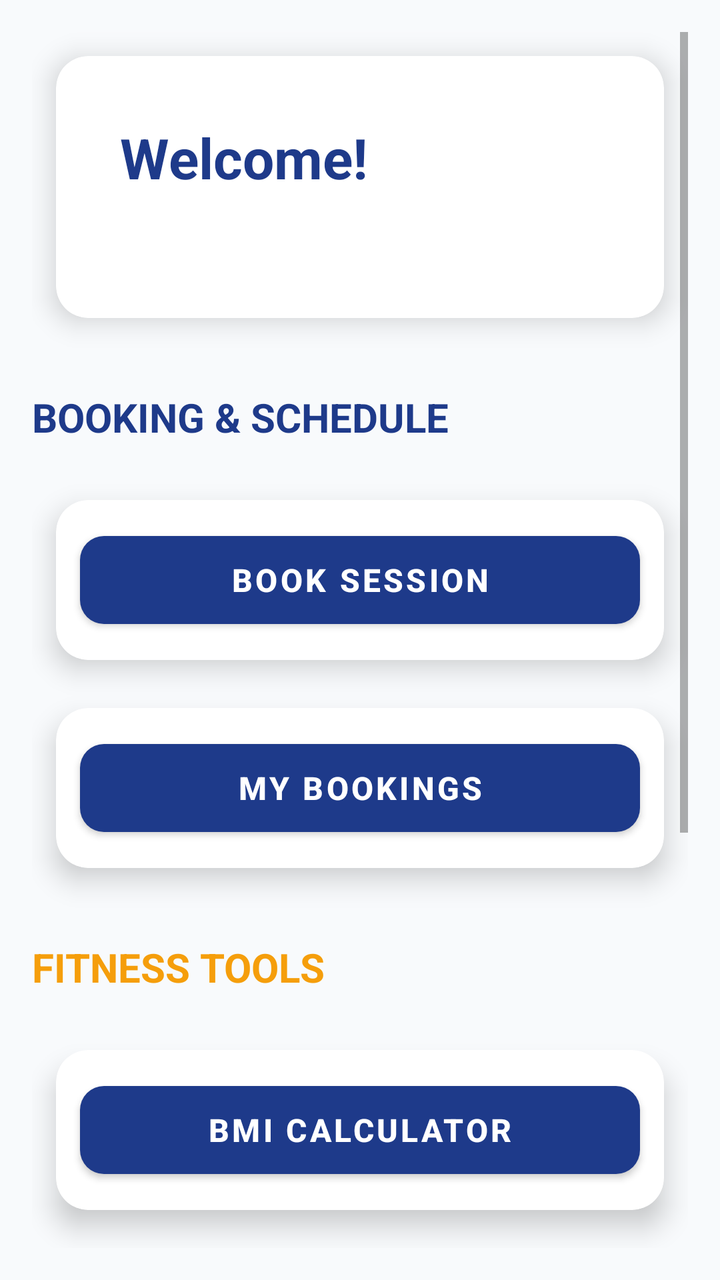
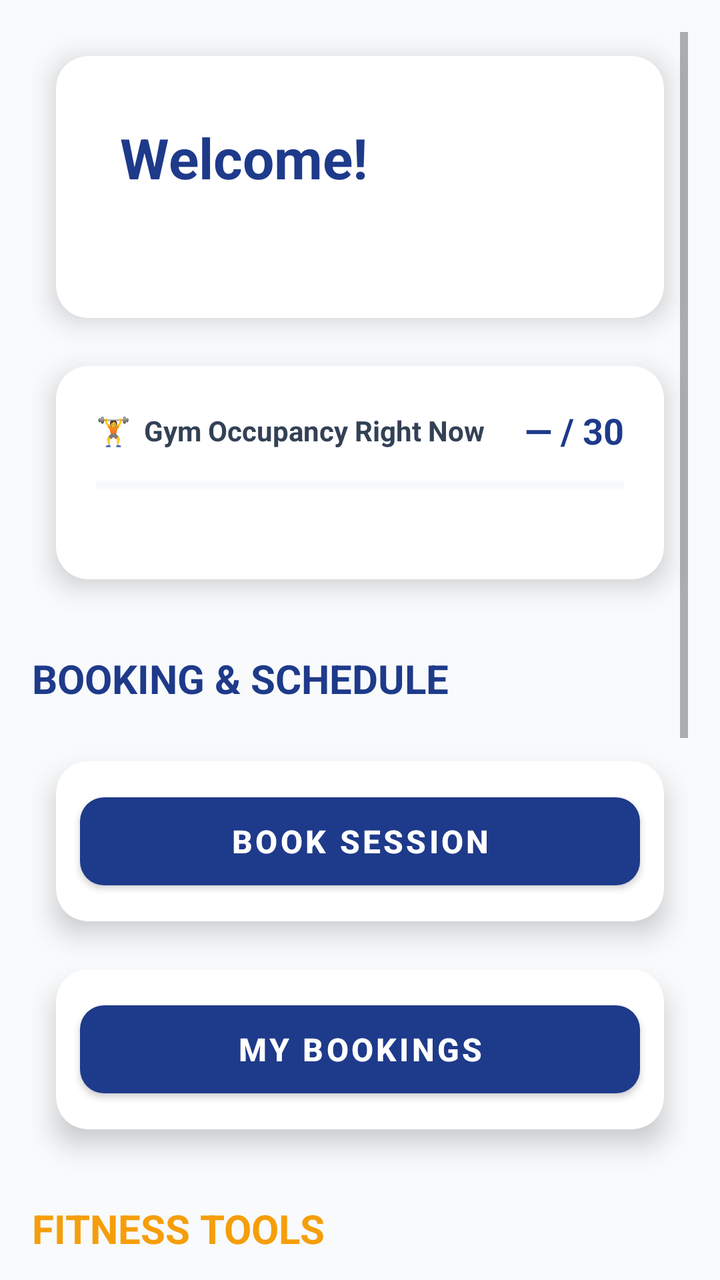

An Android layout rendered at two revisions. The XML below is the earlier revision; the diff shows what the commit changed to produce the second picture.
<!-- AndroidManifest.xml: application theme Theme.SpotterMobile -->
<!-- res/layout/activity_dashboard.xml -->
<?xml version="1.0" encoding="utf-8"?>
<ScrollView xmlns:android="http://schemas.android.com/apk/res/android"
    xmlns:app="http://schemas.android.com/apk/res-auto"
    android:layout_width="match_parent"
    android:layout_height="match_parent"
    android:background="@color/light_gray"
    android:padding="16dp">

    <LinearLayout
        android:layout_width="match_parent"
        android:layout_height="wrap_content"
        android:orientation="vertical">

        
        <androidx.cardview.widget.CardView
            android:layout_width="match_parent"
            android:layout_height="wrap_content"
            style="@style/GymCard"
            app:cardBackgroundColor="@color/white">

            <LinearLayout
                android:layout_width="match_parent"
                android:layout_height="wrap_content"
                android:orientation="vertical"
                android:padding="32dp">

                <TextView
                    android:id="@+id/tvWelcome"
                    android:layout_width="wrap_content"
                    android:layout_height="wrap_content"
                    android:text="Welcome!"
                    android:textColor="@color/primary_blue"
                    android:textSize="28sp"
                    android:textStyle="bold" />

                <TextView
                    android:id="@+id/tvUserInfo"
                    android:layout_width="wrap_content"
                    android:layout_height="wrap_content"
                    android:layout_marginTop="8dp"
                    android:textColor="@color/gray"
                    android:textSize="16sp" />

            </LinearLayout>

        </androidx.cardview.widget.CardView>

        
        <TextView
            android:layout_width="wrap_content"
            android:layout_height="wrap_content"
            android:layout_marginTop="24dp"
            android:layout_marginBottom="16dp"
            android:text="BOOKING &amp; SCHEDULE"
            android:textColor="@color/primary_blue"
            android:textSize="20sp"
            android:textStyle="bold" />

        <androidx.cardview.widget.CardView
            android:layout_width="match_parent"
            android:layout_height="wrap_content"
            style="@style/GymCard"
            app:cardBackgroundColor="@color/white">

            <Button
                android:id="@+id/btnBookSession"
                style="@style/GymButton"
                android:layout_width="match_parent"
                android:layout_height="56dp"
                android:text="Book Session" />

        </androidx.cardview.widget.CardView>

        <androidx.cardview.widget.CardView
            android:layout_width="match_parent"
            android:layout_height="wrap_content"
            style="@style/GymCard"
            app:cardBackgroundColor="@color/white">

            <Button
                android:id="@+id/btnBookingHistory"
                style="@style/GymButton"
                android:layout_width="match_parent"
                android:layout_height="56dp"
                android:text="My Bookings" />

        </androidx.cardview.widget.CardView>

        
        <TextView
            android:layout_width="wrap_content"
            android:layout_height="wrap_content"
            android:layout_marginTop="24dp"
            android:layout_marginBottom="16dp"
            android:text="FITNESS TOOLS"
            android:textColor="@color/gold"
            android:textSize="20sp"
            android:textStyle="bold" />

        <androidx.cardview.widget.CardView
            android:layout_width="match_parent"
            android:layout_height="wrap_content"
            style="@style/GymCard"
            app:cardBackgroundColor="@color/white">

            <Button
                android:id="@+id/btnBMICalculator"
                style="@style/GymButton"
                android:layout_width="match_parent"
                android:layout_height="56dp"
                android:text="BMI Calculator" />

        </androidx.cardview.widget.CardView>

        
        <androidx.cardview.widget.CardView
            android:layout_width="match_parent"
            android:layout_height="wrap_content"
            style="@style/GymCard"
            app:cardBackgroundColor="@color/white">

            <Button
                android:id="@+id/btnWorkoutPrograms"
                style="@style/GymButton"
                android:layout_width="match_parent"
                android:layout_height="56dp"
                android:text="Workout Programs" />

        </androidx.cardview.widget.CardView>

        
        <TextView
            android:layout_width="wrap_content"
            android:layout_height="wrap_content"
            android:layout_marginTop="24dp"
            android:layout_marginBottom="16dp"
            android:text="PROFILE"
            android:textColor="@color/gold"
            android:textSize="20sp"
            android:textStyle="bold" />

        <androidx.cardview.widget.CardView
            android:layout_width="match_parent"
            android:layout_height="wrap_content"
            style="@style/GymCard"
            app:cardBackgroundColor="@color/white">

            <Button
                android:id="@+id/btnProfile"
                style="@style/GymButton"
                android:layout_width="match_parent"
                android:layout_height="56dp"
                android:text="My Profile" />

        </androidx.cardview.widget.CardView>

        
        <Button
            android:id="@+id/btnLogout"
            style="@style/GymButton"
            android:layout_width="match_parent"
            android:layout_height="56dp"
            android:layout_marginTop="32dp"
            android:backgroundTint="@color/error"
            android:text="LOGOUT" />

    </LinearLayout>

</ScrollView>
<!-- resources referenced by this layout -->
<resources>
  <color name="error">#EF4444</color>
  <color name="gold">#F59E0B</color>
  <color name="gray">#64748B</color>
  <color name="light_gray">#F8FAFC</color>
  <color name="primary_blue">#1E3A8A</color>
  <color name="white">#FFFFFF</color>
  <style name="GymButton" parent="Widget.MaterialComponents.Button">
        
          <item name="android:layout_margin">12dp</item>
          <item name="android:textSize">16sp</item>
          <item name="android:textStyle">bold</item>
          <item name="android:textColor">@color/white</item>
          <item name="backgroundTint">@color/primary_blue</item>
          <item name="cornerRadius">12dp</item>
          <item name="elevation">4dp</item>
      </style>
  <style name="GymCard" parent="Widget.MaterialComponents.CardView">
          <item name="cardCornerRadius">16dp</item>
          <item name="cardElevation">8dp</item>
          <item name="android:layout_margin">12dp</item>
      </style>
  <style name="Theme.SpotterMobile" parent="Theme.MaterialComponents.Light.NoActionBar">
          
          
          <item name="colorPrimary">@color/primary_blue</item>
          <item name="colorPrimaryVariant">@color/primary_blue_dark</item>
          <item name="colorOnPrimary">@color/white</item>
          <item name="colorSecondary">@color/gold</item>
          <item name="colorSecondaryVariant">@color/gold_dark</item>
          <item name="colorOnSecondary">@color/white</item>
          <item name="android:statusBarColor">@color/primary_blue_dark</item>
          <item name="colorSurface">@color/white</item>
  
          
          <item name="colorOnSurface">@color/dark_gray</item>
          <item name="colorOnBackground">@color/dark_gray</item>
          <item name="android:textColorHint">@color/gray</item>
          <item name="android:textColor">@color/dark_gray</item>
      </style>
  <color name="primary_blue_dark">#1E40AF</color>
  <color name="gold_dark">#D97706</color>
  <color name="dark_gray">#334155</color>
</resources>

<!-- the commit's change to res/layout/activity_dashboard.xml (unified diff, before → after) -->
@@ -46,6 +46,69 @@
         </androidx.cardview.widget.CardView>
 
         
+        <androidx.cardview.widget.CardView
+            android:layout_width="match_parent"
+            android:layout_height="wrap_content"
+            android:layout_marginTop="16dp"
+            style="@style/GymCard"
+            app:cardBackgroundColor="@color/white">
+
+            <LinearLayout
+                android:layout_width="match_parent"
+                android:layout_height="wrap_content"
+                android:orientation="vertical"
+                android:padding="20dp">
+
+                <LinearLayout
+                    android:layout_width="match_parent"
+                    android:layout_height="wrap_content"
+                    android:orientation="horizontal"
+                    android:gravity="center_vertical">
+
+                    <TextView
+                        android:layout_width="0dp"
+                        android:layout_height="wrap_content"
+                        android:layout_weight="1"
+                        android:text="🏋️  Gym Occupancy Right Now"
+                        android:textColor="@color/dark_gray"
+                        android:textSize="14sp"
+                        android:textStyle="bold" />
+
+                    <TextView
+                        android:id="@+id/tvOccupancyCount"
+                        android:layout_width="wrap_content"
+                        android:layout_height="wrap_content"
+                        android:text="— / 30"
+                        android:textColor="@color/primary_blue"
+                        android:textSize="18sp"
+                        android:textStyle="bold" />
+
+                </LinearLayout>
+
+                
+                <android.widget.ProgressBar
+                    android:id="@+id/progressOccupancy"
+                    style="?android:attr/progressBarStyleHorizontal"
+                    android:layout_width="match_parent"
+                    android:layout_height="10dp"
+                    android:layout_marginTop="10dp"
+                    android:max="100"
+                    android:progress="0"
+                    android:progressTint="@color/primary_blue_light"
+                    android:progressBackgroundTint="#E2E8F0" />
+
+                <TextView
+                    android:id="@+id/tvOccupancyStatus"
+                    android:layout_width="wrap_content"
+                    android:layout_height="wrap_content"
+                    android:layout_marginTop="6dp"
+                    android:textSize="12sp"
+                    android:textColor="@color/gray" />
+
+            </LinearLayout>
+        </androidx.cardview.widget.CardView>
+
+        
         <TextView
             android:layout_width="wrap_content"
             android:layout_height="wrap_content"
<!-- resource entries referenced after the edit -->
@@ -5,6 +5,7 @@
   <color name="gray">#64748B</color>
   <color name="light_gray">#F8FAFC</color>
   <color name="primary_blue">#1E3A8A</color>
+  <color name="primary_blue_light">#3B82F6</color>
   <color name="white">#FFFFFF</color>
   <style name="GymButton" parent="Widget.MaterialComponents.Button">
         
